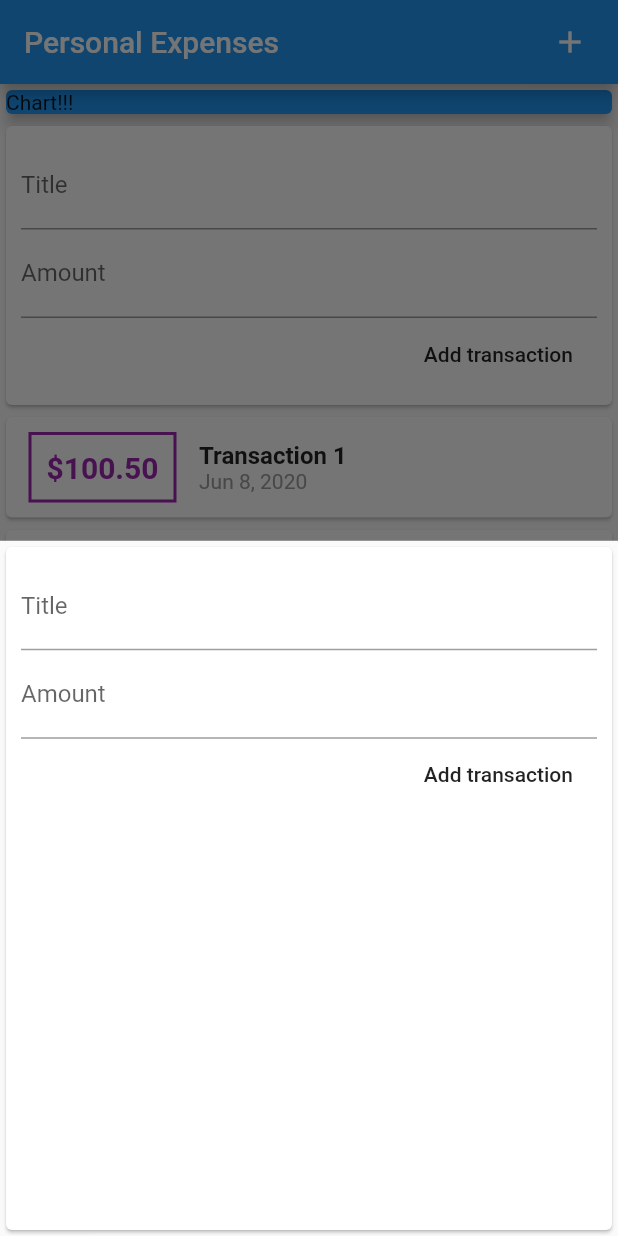
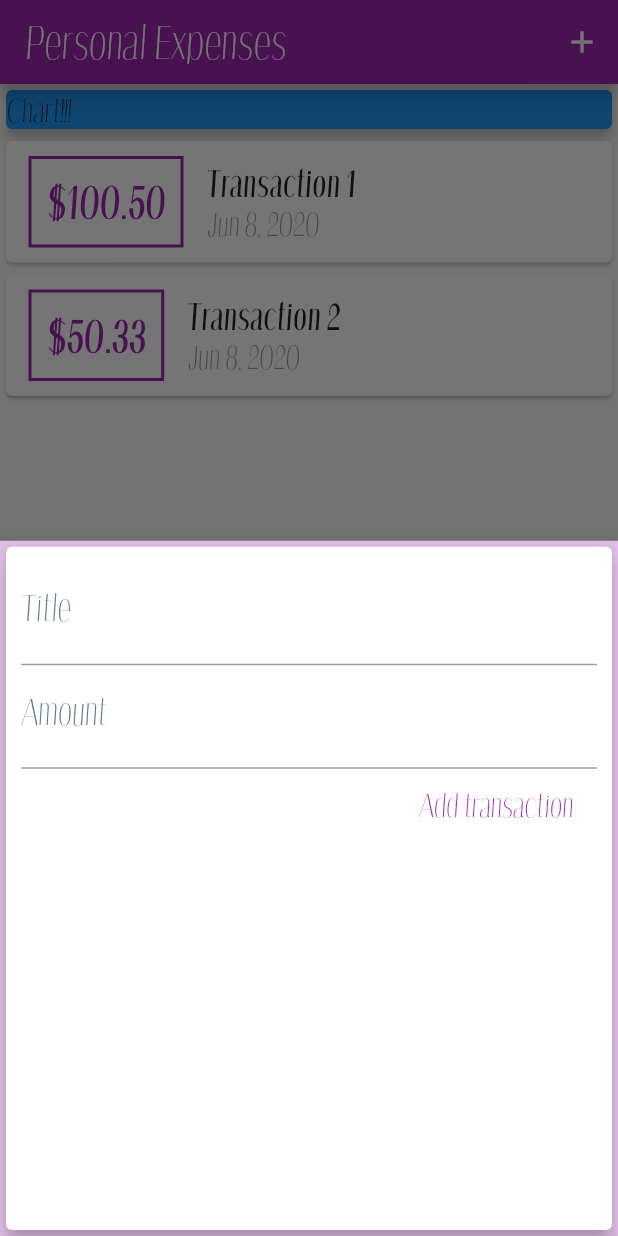
Before and after one commit to Reyst/personal_expenses, a Flutter app: the screen it shows after launch, after a tap on the "add" icon, on a phone screen of 412 x 824 dp. Run offline on Flutter 3.47's test engine with Material 2 defaults, Android fonts, the phone set to English and light mode, and no system bars.

Commit message:
add fonts

```diff
--- a/lib/main.dart
+++ b/lib/main.dart
@@ -1,6 +1,10 @@
 import 'package:flutter/material.dart';
+import 'package:uuid/uuid.dart';
+
+import 'models/transaction.dart';
 import 'widgets/add_transaction.dart';
-import 'widgets/user_transactions.dart';
+import 'widgets/transaction_list.dart';
+//import 'widgets/user_transactions.dart';
 
 void main() => runApp(MyApp());
 
@@ -10,14 +14,56 @@ class MyApp extends StatelessWidget {
     return MaterialApp(
       title: "Flutter App",
       home: MyHomePage(),
+      theme: ThemeData(
+        primarySwatch: Colors.purple,
+        accentColor: Colors.amberAccent,
+        hintColor: Colors.blueGrey,
+        fontFamily: 'Void',
+        bottomSheetTheme: BottomSheetThemeData(
+          elevation: 8,
+          modalBackgroundColor: Colors.purple[100],
+        ),
+      ),
     );
   }
 }
 
-class MyHomePage extends StatelessWidget {
+class MyHomePage extends StatefulWidget {
+  @override
+  _MyHomePageState createState() => _MyHomePageState();
+}
+
+class _MyHomePageState extends State<MyHomePage> {
+  static final _idGenerator = Uuid();
+
+  static String _getId() => _idGenerator.v4();
+
+  final List<Transaction> _transactions = [
+    Transaction(id: _getId(), title: "Transaction 1", amount: 100.50, date: DateTime.now()),
+    Transaction(id: _getId(), title: "Transaction 2", amount: 50.33, date: DateTime.now()),
+  ];
+
+  void _addTx(String title, double amount) {
+    final newTx = Transaction(
+      title: title,
+      amount: amount,
+      date: DateTime.now(),
+      id: _getId(),
+    );
+    setState(() => _transactions.add(newTx));
+  }
 
   void _showAddTxDialog(BuildContext context) {
-    showModalBottomSheet(context: context, builder: (ctx) => NewTransaction());
+    showModalBottomSheet(
+      context: context,
+      builder: (_) {
+        return GestureDetector(
+          onTap: () {},
+          child: NewTransaction(addAction: _addTx),
+          behavior: HitTestBehavior.opaque,
+        );
+      },
+    );
   }
 
   @override
@@ -25,15 +71,12 @@ class MyHomePage extends StatelessWidget {
     return Scaffold(
       appBar: AppBar(
         title: Text("Personal Expenses"),
-        actions: [
-          Container(
-            padding: EdgeInsets.only(right: 8),
-            child: IconButton(
-              iconSize: 24,
-              icon: Icon(Icons.add),
-              onPressed: () => _showAddTxDialog(context),
-            ),
-          )
+        actions: <Widget>[
+          IconButton(
+            iconSize: 24,
+            icon: Icon(Icons.add),
+            onPressed: () => _showAddTxDialog(context),
+          ),
         ],
       ),
       body: SingleChildScrollView(
@@ -48,7 +91,9 @@ class MyHomePage extends StatelessWidget {
                 elevation: 4,
               ),
             ),
-            UserTransactions(),
+            TransactionList(
+              transactions: _transactions,
+            ),
           ],
         ),
       ),
--- a/lib/widgets/add_transaction.dart
+++ b/lib/widgets/add_transaction.dart
@@ -1,16 +1,35 @@
 import 'package:flutter/material.dart';
 
-class NewTransaction extends StatelessWidget {
+class NewTransaction extends StatefulWidget {
+
   final Function(String, double) addAction;
-
-  final _titleController = TextEditingController();
-  final _amountController = TextEditingController();
 
   NewTransaction({Key key, this.addAction}) : super(key: key);
 
   @override
+  _NewTransactionState createState() => _NewTransactionState();
+
+}
+
+class _NewTransactionState extends State<NewTransaction> {
+  final _titleController = TextEditingController();
+
+  final _amountController = TextEditingController();
+
+  void _submitData() {
+    var title = _titleController.text;
+    var amount = double.tryParse(_amountController.text) ?? 0.0;
+    if (title.isNotEmpty && amount > 0) {
+      widget.addAction(title, amount);
+
+      Navigator.of(context).pop();
+    }
+  }
+
+  @override
   Widget build(BuildContext context) {
     return Card(
+      elevation: 5,
       child: Container(
         padding: EdgeInsets.all(10),
         child: Column(
@@ -19,29 +38,22 @@ class NewTransaction extends StatelessWidget {
             TextField(
               decoration: InputDecoration(labelText: 'Title'),
               controller: _titleController,
-              onSubmitted: (_) => _addTx(),
+              onSubmitted: (_) => _submitData(),
             ),
             TextField(
               decoration: InputDecoration(labelText: 'Amount'),
               controller: _amountController,
               keyboardType: TextInputType.numberWithOptions(decimal: true),
-              onSubmitted: (_) => _addTx(),
+              onSubmitted: (_) => _submitData(),
             ),
             FlatButton(
               child: Text('Add transaction'),
-              onPressed: _addTx,
+              textColor: Theme.of(context).primaryColor,
+              onPressed: _submitData,
             )
           ],
         ),
       ),
     );
   }
-
-  void _addTx() {
-    var title = _titleController.text;
-    var amount = double.tryParse(_amountController.text) ?? 0.0;
-    if (title.isNotEmpty && amount > 0) {
-      addAction(title, amount);
-    }
-  }
 }
--- a/lib/widgets/transaction_list.dart
+++ b/lib/widgets/transaction_list.dart
@@ -15,7 +15,7 @@ class TransactionList extends StatelessWidget {
   @override
   Widget build(BuildContext context) {
     return Container(
-      height: 300,
+      height: 550,
       child: ListView.builder(
         itemBuilder: (ctx, index) => txToWidget(transactions[index]),
         itemCount: transactions.length,
@@ -36,7 +36,8 @@ class TransactionList extends StatelessWidget {
                 border: Border.all(
                   color: Colors.purple,
                   width: 2,
-                )),
+                ),
+            ),
             padding: EdgeInsets.all(10),
             child: Text(
               "\$${tx.amount.toStringAsFixed(2)}",
--- a/lib/widgets/user_transactions.dart
+++ /dev/null
@@ -1,48 +0,0 @@
-import 'package:flutter/material.dart';
-import 'package:uuid/uuid.dart';
-
-import '../models/transaction.dart';
-import 'add_transaction.dart';
-import 'transaction_list.dart';
-
-class UserTransactions extends StatefulWidget {
-  @override
-  State<StatefulWidget> createState() {
-    return _UserTransactionsState();
-  }
-}
-
-class _UserTransactionsState extends State<UserTransactions> {
-  static final _idGenerator = Uuid();
-
-  static String _getId() => _idGenerator.v4();
-
-  final List<Transaction> _transactions = [
-    Transaction(id: _getId(), title: "Transaction 1", amount: 100.50, date: DateTime.now()),
-    Transaction(id: _getId(), title: "Transaction 2", amount: 50.33, date: DateTime.now()),
-  ];
-
-  @override
-  Widget build(BuildContext context) {
-    return Column(
-      children: <Widget>[
-        NewTransaction(
-          addAction: _addTx,
-        ),
-        TransactionList(
-          transactions: _transactions,
-        ),
-      ],
-    );
-  }
-
-  void _addTx(String title, double amount) {
-    final newTx = Transaction(
-      title: title,
-      amount: amount,
-      date: DateTime.now(),
-      id: _getId(),
-    );
-    setState(() => _transactions.add(newTx));
-  }
-}
```
Also changed, not shown: pubspec.yaml (+12 -0 lines), assets/fonts/open-sans-bold.ttf (added), assets/fonts/open-sans.ttf (added), assets/fonts/quicksand-bold.ttf (added), assets/fonts/quicksand-light.ttf (added), assets/fonts/quicksand-regular.ttf (added), assets/fonts/void-regular.otf (added), assets/fonts/void_bold.otf (added).
